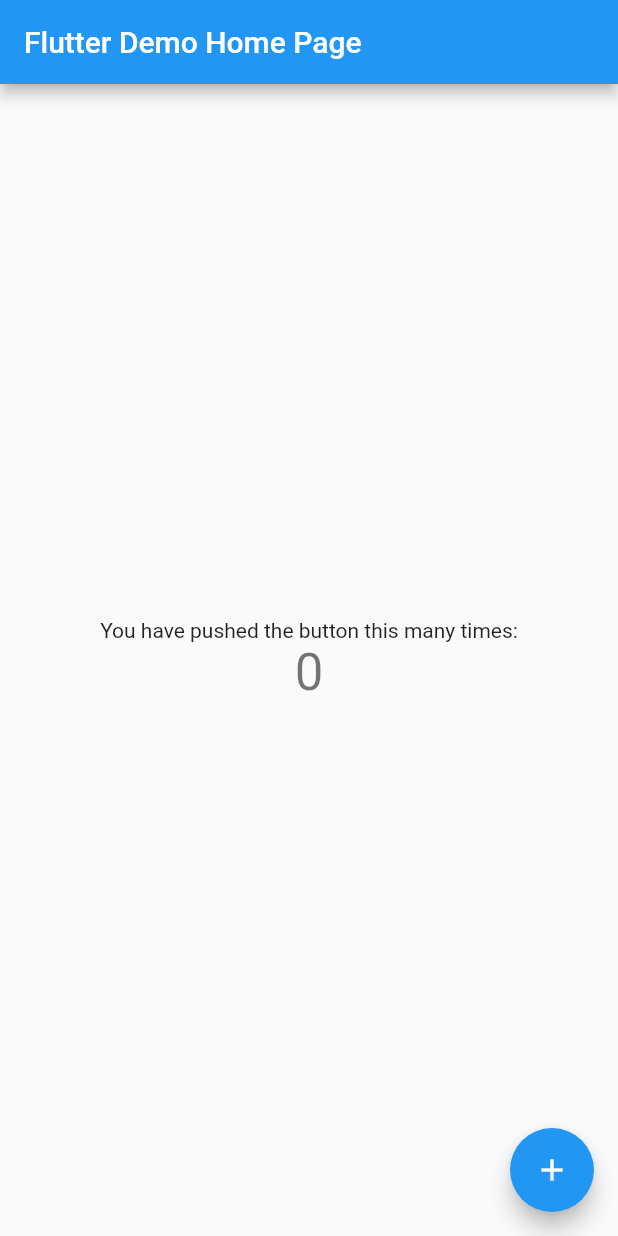
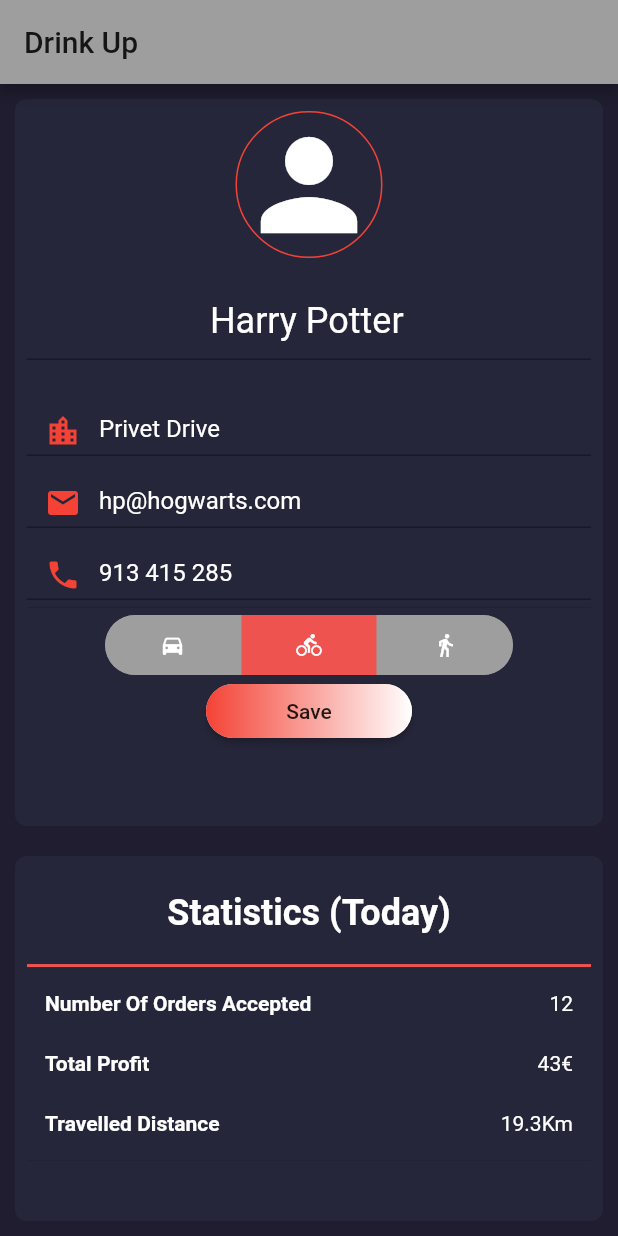
Before and after one commit to Tqs-project/We_Deliver-Frontend-Rider, a Flutter app: the screen it shows after launch, on a phone screen of 412 x 824 dp. Run offline on Flutter 3.47's test engine with Material 2 defaults, Android fonts, the phone set to English and light mode, and no system bars; drawn by our look-alikes of toggle_switch; our stand-ins replace fl_chart.

Commit message:
[#178331410] - Added Statistics

```diff
--- a/drinkup/lib/main.dart
+++ b/drinkup/lib/main.dart
@@ -1,113 +1,272 @@
+import 'package:fl_chart/fl_chart.dart';
 import 'package:flutter/material.dart';
+import 'package:toggle_switch/toggle_switch.dart';
 
 void main() {
   runApp(MyApp());
 }
 
 class MyApp extends StatelessWidget {
-  // This widget is the root of your application.
   @override
   Widget build(BuildContext context) {
     return MaterialApp(
-      title: 'Flutter Demo',
+      title: 'Drink Up',
       theme: ThemeData(
-        // This is the theme of your application.
-        //
-        // Try running your application with "flutter run". You'll see the
-        // application has a blue toolbar. Then, without quitting the app, try
-        // changing the primarySwatch below to Colors.green and then invoke
-        // "hot reload" (press "r" in the console where you ran "flutter run",
-        // or simply save your changes to "hot reload" in a Flutter IDE).
-        // Notice that the counter didn't reset back to zero; the application
-        // is not restarted.
-        primarySwatch: Colors.blue,
+        primarySwatch: Colors.grey,
       ),
-      home: MyHomePage(title: 'Flutter Demo Home Page'),
+      home: Main(title: 'Drink Up'),
     );
   }
 }
 
-class MyHomePage extends StatefulWidget {
-  MyHomePage({Key key, this.title}) : super(key: key);
-
-  // This widget is the home page of your application. It is stateful, meaning
-  // that it has a State object (defined below) that contains fields that affect
-  // how it looks.
-
-  // This class is the configuration for the state. It holds the values (in this
-  // case the title) provided by the parent (in this case the App widget) and
-  // used by the build method of the State. Fields in a Widget subclass are
-  // always marked "final".
+class Main extends StatefulWidget {
+  Main({Key key, this.title}) : super(key: key);
 
   final String title;
 
   @override
-  _MyHomePageState createState() => _MyHomePageState();
+  _MainState createState() => _MainState();
 }
 
-class _MyHomePageState extends State<MyHomePage> {
-  int _counter = 0;
-
-  void _incrementCounter() {
-    setState(() {
-      // This call to setState tells the Flutter framework that something has
-      // changed in this State, which causes it to rerun the build method below
-      // so that the display can reflect the updated values. If we changed
-      // _counter without calling setState(), then the build method would not be
-      // called again, and so nothing would appear to happen.
-      _counter++;
-    });
+class _MainState extends State<Main> {
+  final Color foregroundColor = Colors.grey[200];
+  String typeOfTransport = "CAR";
+  int groupValue = 0;
+  @override
+  Widget build(BuildContext context) {
+    return Scaffold(
+        appBar: AppBar(
+          title: Text("Drink Up"),
+        ),
+        body: Container(
+            height: (MediaQuery.of(context).size.height),
+            decoration: BoxDecoration(
+              color: Color.fromRGBO(31, 29, 47, 1),
+            ),
+            child: Column(
+              mainAxisSize: MainAxisSize.max,
+              mainAxisAlignment: MainAxisAlignment.start,
+              children: <Widget>[Profile(context), Statistics(context)],
+            )));
   }
 
-  @override
-  Widget build(BuildContext context) {
-    // This method is rerun every time setState is called, for instance as done
-    // by the _incrementCounter method above.
-    //
-    // The Flutter framework has been optimized to make rerunning build methods
-    // fast, so that you can just rebuild anything that needs updating rather
-    // than having to individually change instances of widgets.
-    return Scaffold(
-      appBar: AppBar(
-        // Here we take the value from the MyHomePage object that was created by
-        // the App.build method, and use it to set our appbar title.
-        title: Text(widget.title),
+  Widget Profile(BuildContext context) {
+    return Center(
+        child: Container(
+      padding: EdgeInsets.all(8),
+      margin: EdgeInsets.all(10),
+      height: (MediaQuery.of(context).size.height) / 1.7,
+      decoration: BoxDecoration(
+        borderRadius: BorderRadius.all(new Radius.circular(8)),
+        color: Color.fromRGBO(40, 40, 61, 0.8),
       ),
-      body: Center(
-        // Center is a layout widget. It takes a single child and positions it
-        // in the middle of the parent.
-        child: Column(
-          // Column is also a layout widget. It takes a list of children and
-          // arranges them vertically. By default, it sizes itself to fit its
-          // children horizontally, and tries to be as tall as its parent.
-          //
-          // Invoke "debug painting" (press "p" in the console, choose the
-          // "Toggle Debug Paint" action from the Flutter Inspector in Android
-          // Studio, or the "Toggle Debug Paint" command in Visual Studio Code)
-          // to see the wireframe for each widget.
-          //
-          // Column has various properties to control how it sizes itself and
-          // how it positions its children. Here we use mainAxisAlignment to
-          // center the children vertically; the main axis here is the vertical
-          // axis because Columns are vertical (the cross axis would be
-          // horizontal).
-          mainAxisAlignment: MainAxisAlignment.center,
-          children: <Widget>[
-            Text(
-              'You have pushed the button this many times:',
+      child: ListView(
+        children: [
+          Hero(
+              tag: "Profile Picture",
+              child: Container(
+                child: Icon(
+                  Icons.person,
+                  size: 96,
+                  color: Colors.white,
+                ),
+                decoration: BoxDecoration(
+                  border: Border.all(
+                    color: Colors.red,
+                    width: 1.0,
+                  ),
+                  shape: BoxShape.circle,
+                  //image: DecorationImage(image: this.logo)
+                ),
+              )),
+          Hero(
+            tag: "Harry Potter",
+            child: Material(
+              type: MaterialType.transparency,
+              child: Padding(
+                padding: EdgeInsets.symmetric(vertical: 16),
+                child: Center(
+                  child: TextFormField(
+                    textAlign: TextAlign.center,
+                    initialValue: "Harry Potter",
+                    style: TextStyle(color: Colors.white, fontSize: 24),
+                  ),
+                ),
+              ),
             ),
-            Text(
-              '$_counter',
-              style: Theme.of(context).textTheme.headline4,
+          ),
+          TextFormField(
+            decoration: InputDecoration(
+              contentPadding:
+                  EdgeInsets.only(top: 20), // add padding to adjust text
+              prefixIcon: Padding(
+                padding: EdgeInsets.only(top: 15), // add padding to adjust icon
+                child: Icon(Icons.location_city, color: Colors.red),
+              ),
             ),
-          ],
-        ),
+            initialValue: "Privet Drive",
+            style: TextStyle(color: Colors.white),
+          ),
+          TextFormField(
+            decoration: InputDecoration(
+              contentPadding:
+                  EdgeInsets.only(top: 20), // add padding to adjust text
+              prefixIcon: Padding(
+                padding: EdgeInsets.only(top: 15), // add padding to adjust icon
+                child: Icon(Icons.email, color: Colors.red),
+              ),
+            ),
+            initialValue: "hp@hogwarts.com",
+            style: TextStyle(color: Colors.white),
+          ),
+          TextFormField(
+            decoration: InputDecoration(
+              contentPadding:
+                  EdgeInsets.only(top: 20), // add padding to adjust text
+              prefixIcon: Padding(
+                padding: EdgeInsets.only(top: 15), // add padding to adjust icon
+                child: Icon(Icons.phone, color: Colors.red),
+              ),
+            ),
+            initialValue: "913 415 285",
+            style: TextStyle(color: Colors.white),
+          ),
+          Divider(
+            height: 10,
+          ),
+          Center(
+            child: ToggleSwitch(
+              initialLabelIndex: 1,
+              minWidth: 90,
+              cornerRadius: 20.0,
+              activeFgColor: Colors.white,
+              inactiveBgColor: Colors.grey,
+              inactiveFgColor: Colors.white,
+              labels: ['', '', ''],
+              icons: [
+                Icons.directions_car,
+                Icons.directions_bike,
+                Icons.directions_walk
+              ],
+              activeBgColors: [
+                Colors.red[400],
+                Colors.red[400],
+                Colors.red[400]
+              ],
+              onToggle: (index) {
+                if (index == 0)
+                  typeOfTransport = 'RIDER';
+                else
+                  typeOfTransport = 'CLIENT';
+              },
+            ),
+          ),
+          Center(
+              child: RaisedButton(
+            onPressed: () {},
+            shape: RoundedRectangleBorder(
+                borderRadius: BorderRadius.circular(80.0)),
+            padding: const EdgeInsets.all(0.0),
+            child: Ink(
+              decoration: const BoxDecoration(
+                gradient: LinearGradient(colors: [Colors.red, Colors.white]),
+                borderRadius: BorderRadius.all(Radius.circular(80.0)),
+              ),
+              child: Container(
+                width: (MediaQuery.of(context).size.width) / 3,
+                constraints: const BoxConstraints(
+                    minWidth: 8.0,
+                    minHeight: 36.0), // min sizes for Material buttons
+                alignment: Alignment.center,
+                child: const Text(
+                  'Save',
+                  textAlign: TextAlign.center,
+                ),
+              ),
+            ),
+          )),
+        ],
       ),
-      floatingActionButton: FloatingActionButton(
-        onPressed: _incrementCounter,
-        tooltip: 'Increment',
-        child: Icon(Icons.add),
-      ), // This trailing comma makes auto-formatting nicer for build methods.
-    );
+    ));
+  }
+
+  Widget Statistics(BuildContext context) {
+    return Expanded(
+        child: Container(
+      padding: EdgeInsets.all(8),
+      margin: EdgeInsets.all(10),
+      height: (MediaQuery.of(context).size.height) / 2,
+      decoration: BoxDecoration(
+        borderRadius: BorderRadius.all(new Radius.circular(8)),
+        color: Color.fromRGBO(40, 40, 61, 0.8),
+      ),
+      child: ListView(
+        children: [
+          Hero(
+            tag: "Statistics",
+            child: Material(
+              type: MaterialType.transparency,
+              child: Padding(
+                padding: EdgeInsets.symmetric(vertical: 16),
+                child: Center(
+                  child: Text(
+                    "Statistics (Today)",
+                    textAlign: TextAlign.center,
+                    style: TextStyle(
+                        color: Colors.white,
+                        fontSize: 24,
+                        fontWeight: FontWeight.bold),
+                  ),
+                ),
+              ),
+            ),
+          ),
+          Divider(
+            height: 10,
+            color: Colors.red[400],
+            thickness: 2,
+          ),
+          Container(
+              padding: EdgeInsets.all(12),
+              decoration: BoxDecoration(),
+              child: Row(
+                mainAxisAlignment: MainAxisAlignment.spaceBetween,
+                children: [
+                  Text("Number Of Orders Accepted",
+                      style: TextStyle(
+                          color: Colors.white, fontWeight: FontWeight.bold)),
+                  Text("12", style: TextStyle(color: Colors.white))
+                ],
+              )),
+          Container(
+              padding: EdgeInsets.all(12),
+              decoration: BoxDecoration(),
+              child: Row(
+                mainAxisAlignment: MainAxisAlignment.spaceBetween,
+                children: [
+                  Text("Total Profit",
+                      style: TextStyle(
+                          color: Colors.white, fontWeight: FontWeight.bold)),
+                  Text("43€", style: TextStyle(color: Colors.white))
+                ],
+              )),
+          Container(
+              padding: EdgeInsets.all(12),
+              decoration: BoxDecoration(),
+              child: Row(
+                mainAxisAlignment: MainAxisAlignment.spaceBetween,
+                children: [
+                  Text("Travelled Distance",
+                      style: TextStyle(
+                          color: Colors.white, fontWeight: FontWeight.bold)),
+                  Text("19.3Km", style: TextStyle(color: Colors.white))
+                ],
+              )),
+          Divider(
+            height: 10,
+          ),
+        ],
+      ),
+    ));
   }
 }
--- a/drinkup/pubspec.yaml
+++ b/drinkup/pubspec.yaml
@@ -28,6 +28,9 @@ dependencies:
   # The following adds the Cupertino Icons font to your application.
   # Use with the CupertinoIcons class for iOS style icons.
   cupertino_icons: ^1.0.2
+  toggle_switch: ^0.1.9
+  fl_chart: ^0.36.1
+
 
 dev_dependencies:
   flutter_test:
```
